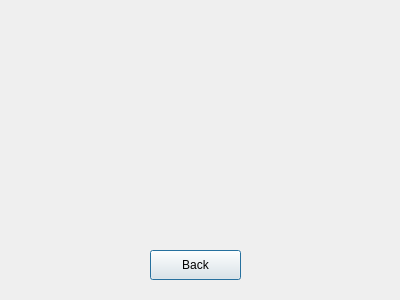
First picture: the form in InfotainmentSystem/brightnesscontrol.ui, repository cstoner/code2college-embedded-systems-2025, before the edit.
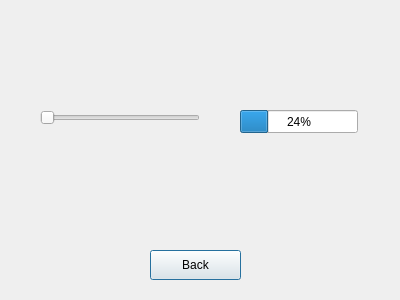
Second picture: the form after the edit.

```diff
--- a/InfotainmentSystem/brightnesscontrol.ui
+++ b/InfotainmentSystem/brightnesscontrol.ui
@@ -26,6 +26,32 @@
     <string>Back</string>
    </property>
   </widget>
+  <widget class="QSlider" name="brightnessSlider">
+   <property name="geometry">
+    <rect>
+     <x>40</x>
+     <y>110</y>
+     <width>160</width>
+     <height>16</height>
+    </rect>
+   </property>
+   <property name="orientation">
+    <enum>Qt::Horizontal</enum>
+   </property>
+  </widget>
+  <widget class="QProgressBar" name="brightnessDisplay">
+   <property name="geometry">
+    <rect>
+     <x>240</x>
+     <y>110</y>
+     <width>118</width>
+     <height>23</height>
+    </rect>
+   </property>
+   <property name="value">
+    <number>24</number>
+   </property>
+  </widget>
  </widget>
  <resources/>
  <connections/>
```
